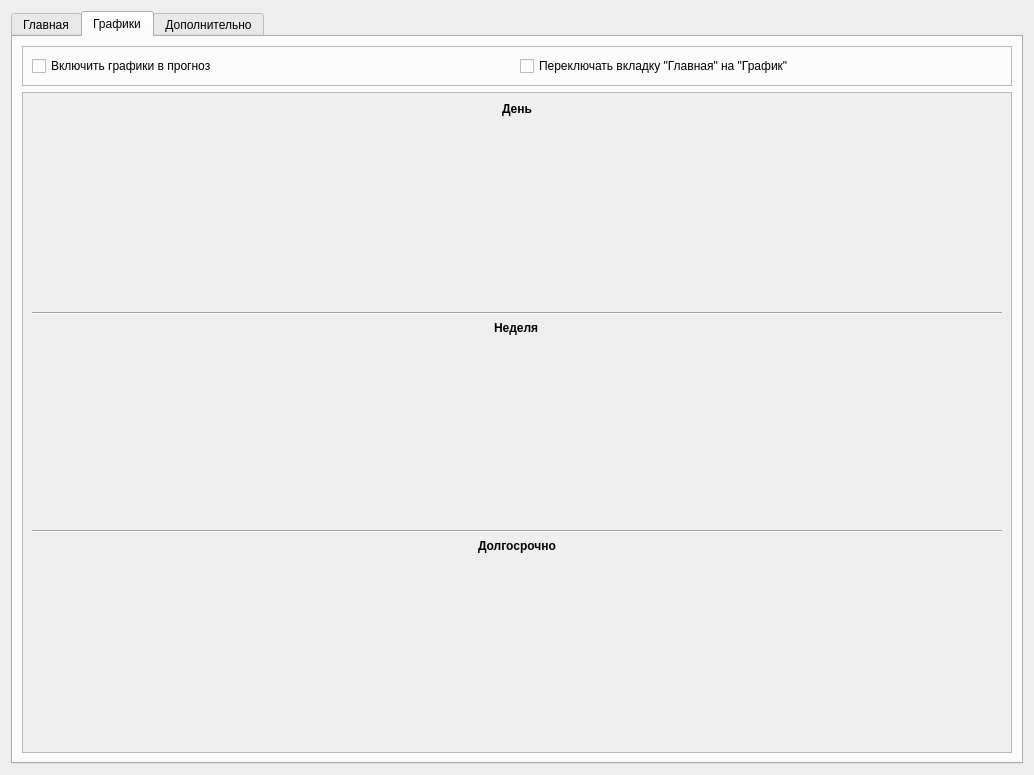
vqboy1/climate-app-qt, file main_app.ui: the form before one commit.
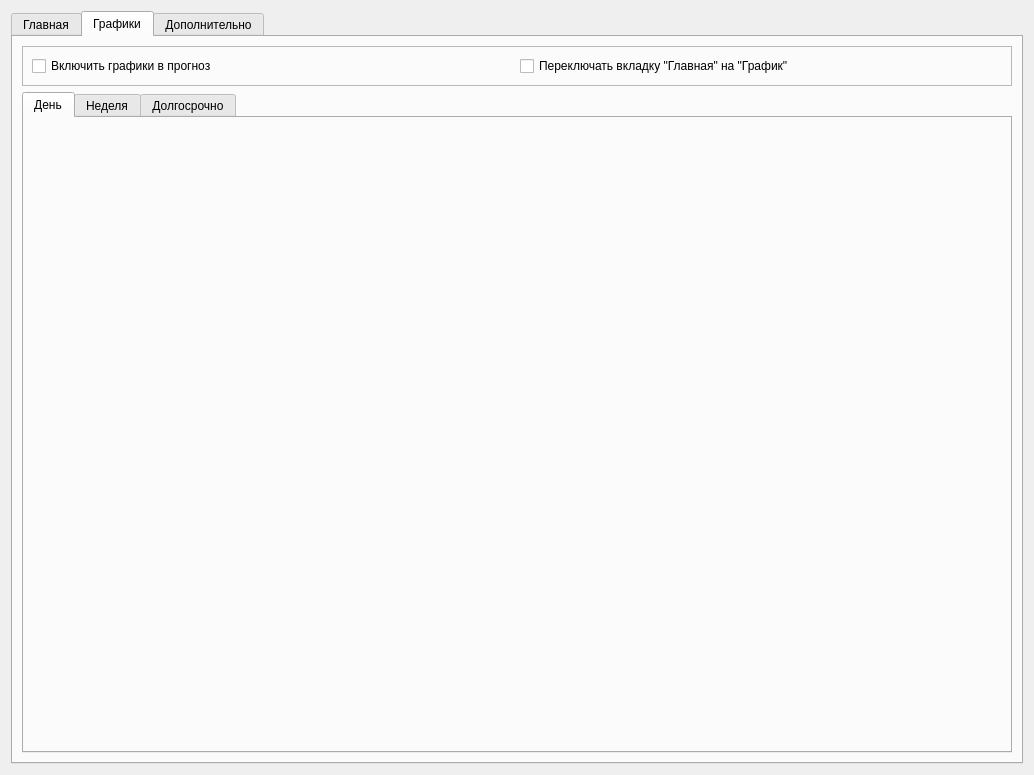
The form after the commit.

Commit message: graphs are working properly now

Patch:
```diff
--- a/main_app.ui
+++ b/main_app.ui
@@ -589,79 +589,35 @@
         </widget>
        </item>
        <item>
-        <widget class="QScrollArea" name="scrollArea_2">
-         <property name="widgetResizable">
-          <bool>true</bool>
+        <widget class="QTabWidget" name="tabWidget_2">
+         <property name="currentIndex">
+          <number>0</number>
          </property>
-         <widget class="QWidget" name="scrollAreaWidgetContents_2">
-          <property name="geometry">
-           <rect>
-            <x>0</x>
-            <y>0</y>
-            <width>962</width>
-            <height>639</height>
-           </rect>
-          </property>
-          <layout class="QVBoxLayout" name="verticalLayout_15">
-           <item alignment="Qt::AlignHCenter|Qt::AlignTop">
-            <widget class="QLabel" name="label">
-             <property name="font">
-              <font>
-               <weight>75</weight>
-               <bold>true</bold>
-              </font>
-             </property>
-             <property name="text">
-              <string>День</string>
-             </property>
-            </widget>
-           </item>
+         <widget class="QWidget" name="tab_4">
+          <attribute name="title">
+           <string>День</string>
+          </attribute>
+          <layout class="QVBoxLayout" name="verticalLayout_12">
            <item>
             <layout class="QVBoxLayout" name="layoutGraphDay"/>
            </item>
-           <item>
-            <widget class="Line" name="line_2">
-             <property name="orientation">
-              <enum>Qt::Horizontal</enum>
-             </property>
-            </widget>
-           </item>
-           <item alignment="Qt::AlignHCenter|Qt::AlignTop">
-            <widget class="QLabel" name="label_10">
-             <property name="font">
-              <font>
-               <weight>75</weight>
-               <bold>true</bold>
-              </font>
-             </property>
-             <property name="text">
-              <string>Неделя</string>
-             </property>
-            </widget>
-           </item>
+          </layout>
+         </widget>
+         <widget class="QWidget" name="tab_5">
+          <attribute name="title">
+           <string>Неделя</string>
+          </attribute>
+          <layout class="QVBoxLayout" name="verticalLayout_13">
            <item>
             <layout class="QVBoxLayout" name="layoutGraphWeek"/>
            </item>
-           <item>
-            <widget class="Line" name="line_6">
-             <property name="orientation">
-              <enum>Qt::Horizontal</enum>
-             </property>
-            </widget>
-           </item>
-           <item alignment="Qt::AlignHCenter|Qt::AlignTop">
-            <widget class="QLabel" name="label_11">
-             <property name="font">
-              <font>
-               <weight>75</weight>
-               <bold>true</bold>
-              </font>
-             </property>
-             <property name="text">
-              <string>Долгосрочно</string>
-             </property>
-            </widget>
-           </item>
+          </layout>
+         </widget>
+         <widget class="QWidget" name="tab_6">
+          <attribute name="title">
+           <string>Долгосрочно</string>
+          </attribute>
+          <layout class="QVBoxLayout" name="verticalLayout_14">
            <item>
             <layout class="QVBoxLayout" name="layoutGraph5day"/>
            </item>
```
Left out of the diff: 4 changed lines with no effect on the pictures. The commit also changes 2 other files.
